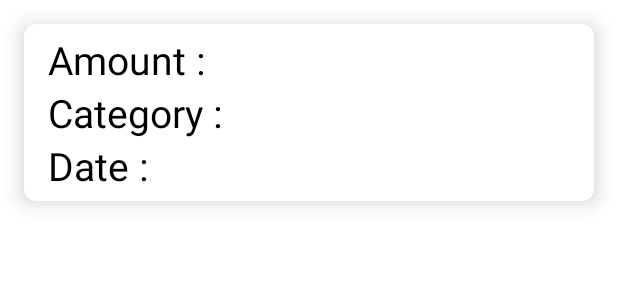
After one commit to AdmiralStone/Spendy, an Android app: the layout expense_list_item.xml on its own in the app's theme, with its tools: preview values and no code run, on a phone screen of 412 x 824 dp. The commit adds this screen. Shown: the top 300 px of the screen. Run offline under Robolectric (Android 15) with nearby library versions, the phone set to English and light mode, and no system bars.

```diff
--- /dev/null
+++ b/app/src/main/res/layout/expense_list_item.xml
@@ -0,0 +1,112 @@
+<?xml version="1.0" encoding="utf-8"?>
+<androidx.cardview.widget.CardView xmlns:android="http://schemas.android.com/apk/res/android"
+    android:layout_width="match_parent"
+    android:layout_height="wrap_content"
+    xmlns:app="http://schemas.android.com/apk/res-auto"
+    app:cardElevation="8dp"
+    app:cardCornerRadius="8dp"
+    android:layout_margin="16dp">
+
+    <LinearLayout
+        android:layout_width="match_parent"
+        android:layout_height="wrap_content"
+        android:layout_marginVertical="6dp"
+        android:orientation="vertical"
+        android:layout_marginStart="16dp">
+        <LinearLayout
+            android:layout_width="wrap_content"
+            android:layout_height="wrap_content"
+            android:layout_gravity="center_vertical"
+            android:orientation="horizontal">
+
+            <TextView
+                android:layout_width="wrap_content"
+                android:layout_height="wrap_content"
+                android:text="Amount : "
+                android:textColor="@color/black"
+                android:textSize="26sp"
+                style="bold"/>
+            <TextView
+                android:id="@+id/amountView"
+                android:layout_width="wrap_content"
+                android:layout_height="wrap_content"
+                android:layout_marginStart="8dp"
+                android:textColor="@color/black"
+                android:textSize="20sp"
+                style="bold"/>
+        </LinearLayout>
+        <LinearLayout
+            android:layout_width="wrap_content"
+            android:layout_height="wrap_content"
+            android:layout_gravity="center_vertical"
+            android:orientation="horizontal">
+
+
+            <TextView
+                style="bold"
+                android:layout_width="wrap_content"
+                android:layout_height="wrap_content"
+                android:text="@string/category"
+                android:textColor="@color/black"
+                android:textSize="26sp" />
+
+            <TextView
+                android:id="@+id/categoryView"
+                android:layout_width="wrap_content"
+                android:layout_height="wrap_content"
+                android:layout_marginStart="8dp"
+                android:textColor="@color/black"
+                android:textSize="20sp"
+                style="bold"/>
+
+        </LinearLayout>
+        <LinearLayout
+            android:layout_width="wrap_content"
+            android:layout_height="wrap_content"
+            android:layout_gravity="center_vertical"
+            android:orientation="horizontal">
+
+            <TextView
+                android:layout_width="wrap_content"
+                android:layout_height="wrap_content"
+                android:text="@string/date"
+                android:textColor="@color/black"
+                android:textSize="26sp"
+                style="bold"/>
+            <TextView
+                android:id="@+id/dateView"
+                android:layout_width="wrap_content"
+                android:layout_height="wrap_content"
+                android:layout_marginStart="8dp"
+                android:textColor="@color/black"
+                android:textSize="20sp"
+                style="bold"/>
+        </LinearLayout>
+<!--        <LinearLayout-->
+<!--            android:layout_width="wrap_content"-->
+<!--            android:layout_height="wrap_content"-->
+<!--            android:layout_gravity="center_vertical"-->
+<!--            android:orientation="horizontal"-->
+<!--            android:paddingTop="10dp">-->
+
+<!--            <Button-->
+<!--                android:id="@+id/log_update_btn"-->
+<!--                android:layout_width="wrap_content"-->
+<!--                android:layout_height="wrap_content"-->
+<!--                android:text="@string/update"-->
+<!--                android:textSize="20sp"-->
+<!--                style="?android:attr/buttonBarButtonStyle" />-->
+
+<!--            <Button-->
+<!--                android:id="@+id/log_delete_btn"-->
+<!--                android:layout_width="wrap_content"-->
+<!--                android:layout_height="wrap_content"-->
+<!--                android:text="@string/delete"-->
+<!--                android:textSize="20sp"-->
+<!--                android:layout_marginStart="20dp"-->
+<!--                style="?android:attr/buttonBarButtonStyle" />-->
+
+<!--        </LinearLayout>-->
+    </LinearLayout>
+
+</androidx.cardview.widget.CardView>
--- a/app/src/main/res/values/strings.xml
+++ b/app/src/main/res/values/strings.xml
@@ -15,5 +15,11 @@
     <string name="delete">Delete</string>
     <string name="generate">Generate</string>
     <string name="visualize">Visualize</string>
+    <string-array name="filters">
+        <item>All</item>
+        <item>Monthly</item>
+        <item>Weekly</item>
+        <item>Daily</item>
+    </string-array>
 
 </resources>
```
Also changed, not shown: app/src/main/java/com/example/spendy/DashBoard.kt (+9 -7 lines), app/src/main/java/com/example/spendy/MyAdapter.kt (added, +57 -0 lines), app/src/main/java/com/example/spendy/Visualization.kt (+35 -0 lines), app/src/main/res/layout/activity_visualization.xml (+11 -0 lines), app/src/main/res/layout/fragment_dash_board.xml (+15 -3 lines), 1 other file.
